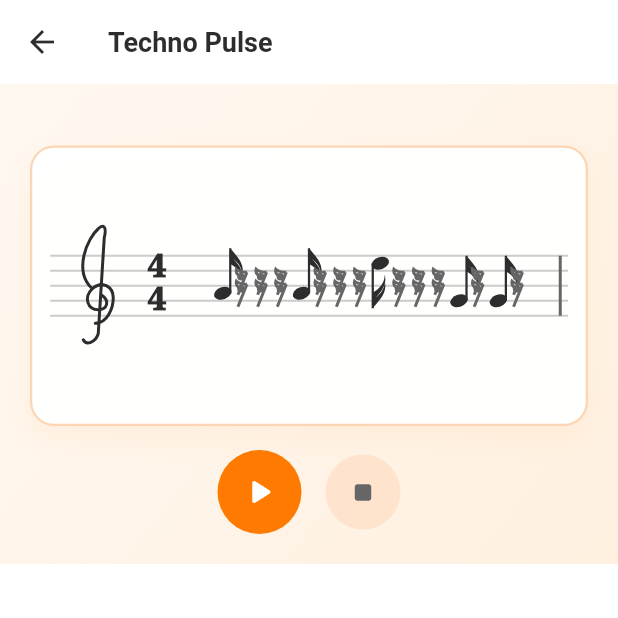
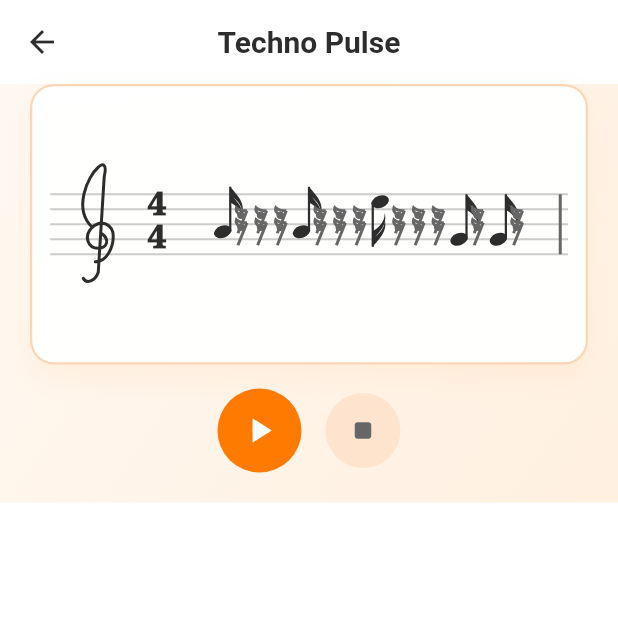
Before and after one commit to Nectares/Beatter, a Flutter app: the SheetModePage screen opened directly, after a tap on "Techno Pulse", on a phone screen of 412 x 824 dp, the top half of it. Run offline on Flutter 3.47's test engine with Material 3 defaults, Android fonts, the phone set to English and light mode, and no system bars; our stand-ins replace audioplayers, shared_preferences; accounts and stored records are empty.

Commit message:
Redesign Sheet Mode, Composition Library, and finish list-tile unification
- Sheet Mode: migrated to BeatterAppBar, replaced empty states with the
  shared EmptyState, and deleted _buildPatternList's hand-rolled tile
  (duplicated CompositionListTile but with an isSelected variant it
  lacked) in favor of the now-extended shared CompositionListTile.
- sheet_music_viewer_page.dart: StaffPlaybackPanel adopted
  FramedStaffCard/PlaybackButtonRow, dropping its own duplicated
  wrapper code; SheetMusicViewerPage migrated to BeatterAppBar.
- Composition Library: migrated to BeatterAppBar; search field now uses
  the app's glassCardDecoration instead of a plain white input box;
  rename/delete dialogs replaced with the shared showPromptDialog/
  showConfirmDialog(isDestructive: true); added swipe-to-delete via
  Dismissible alongside the existing overflow-menu delete; added a
  max-content-width constraint so the list doesn't stretch full-width
  on tablet/desktop; wrapped the list in an AnimatedSwitcher so
  search/sort/add/remove changes crossfade instead of hard-cutting.

Caught and fixed a real bug via live testing: CompositionListTile's
subtitle had no maxLines/overflow bound, so "128 BPM" wrapped into three
awkward lines in Sheet Mode's narrow landscape list pane - added the
same maxLines:1 + ellipsis treatment the title already had.

Verified live in Chrome: no runtime exceptions, subtitle text now
truncates cleanly instead of wrapping, empty states and search field
render correctly.

Co-Authored-By: Claude Sonnet 5 <noreply@anthropic.com>

```diff
--- a/lib/features/music/presentation/pages/sheet_mode_page.dart
+++ b/lib/features/music/presentation/pages/sheet_mode_page.dart
@@ -1,7 +1,8 @@
 import 'package:flutter/material.dart';
-import '../../../../core/layout/responsive_context.dart';
 import '../../../../core/layout/two_pane_layout.dart';
+import '../../../../core/widgets/beatter_app_bar.dart';
 import '../../../../core/widgets/beatter_scaffold.dart';
+import '../../../../core/widgets/empty_state.dart';
 import '../../../../theme/app_theme.dart';
 import '../../../../models/rhythm_pattern.dart';
 import '../../../../services/pattern_repository.dart';
@@ -54,26 +55,10 @@ class _SheetModePageState extends State<SheetModePage> with SingleTickerProvider
 
     return BeatterScaffold(
       drawer: const AppDrawer(activeLabel: 'Sheet Mode'),
-      appBar: AppBar(
-        backgroundColor: Colors.transparent,
-        elevation: 0,
-        centerTitle: true,
-        leading: Builder(
-          builder: (ctx) => IconButton(
-            icon: const Icon(Icons.menu_rounded, color: AppTheme.textPrimary),
-            tooltip: 'Menu',
-            onPressed: () => Scaffold.of(ctx).openDrawer(),
-          ),
-        ),
-        title: const Text(
-          'Sheet Mode',
-          style: TextStyle(fontWeight: FontWeight.bold, fontSize: 18, color: AppTheme.textPrimary),
-        ),
+      appBar: BeatterAppBar(
+        title: 'Sheet Mode',
         bottom: TabBar(
           controller: _tabController,
-          labelColor: AppTheme.primaryPurple,
-          unselectedLabelColor: AppTheme.textSecondary,
-          indicatorColor: AppTheme.primaryPurple,
           tabs: const [
             Tab(text: 'Libreria'),
             Tab(text: 'Le Mie Composizioni'),
@@ -97,9 +82,9 @@ class _SheetModePageState extends State<SheetModePage> with SingleTickerProvider
 
   Widget _buildLibraryTab(List<RhythmPattern> patterns) {
     if (patterns.isEmpty) {
-      return _buildEmptyState(
+      return const EmptyState(
         icon: Icons.library_music_outlined,
-        message: 'Nessun pattern disponibile.',
+        title: 'Nessun pattern disponibile.',
       );
     }
 
@@ -141,64 +126,16 @@ class _SheetModePageState extends State<SheetModePage> with SingleTickerProvider
     required void Function(int index) onTap,
   }) {
     return ListView.builder(
-      padding: const EdgeInsets.all(20),
+      padding: const EdgeInsets.all(AppSpacing.lg),
       itemCount: patterns.length,
       itemBuilder: (context, index) {
         final pattern = patterns[index];
-        final bool isSelected = selectedIndex == index;
-        return Padding(
-          padding: const EdgeInsets.only(bottom: 14),
-          child: Material(
-            color: Colors.transparent,
-            child: InkWell(
-              borderRadius: BorderRadius.circular(16),
-              onTap: () => onTap(index),
-              child: Container(
-                padding: const EdgeInsets.symmetric(horizontal: 18, vertical: 16),
-                decoration: AppTheme.glassCardDecoration(borderRadius: 16).copyWith(
-                  border: Border.all(
-                    color: isSelected ? AppTheme.primaryPurple : AppTheme.cardBorder,
-                    width: isSelected ? 2 : 1.5,
-                  ),
-                ),
-                child: Row(
-                  children: [
-                    Container(
-                      width: 44,
-                      height: 44,
-                      decoration: BoxDecoration(
-                        color: AppTheme.primaryPurple.withValues(alpha: 0.12),
-                        shape: BoxShape.circle,
-                      ),
-                      child: const Icon(Icons.music_note_rounded, color: AppTheme.primaryPurple),
-                    ),
-                    const SizedBox(width: 16),
-                    Expanded(
-                      child: Column(
-                        crossAxisAlignment: CrossAxisAlignment.start,
-                        children: [
-                          Text(
-                            pattern.name,
-                            style: const TextStyle(
-                              fontWeight: FontWeight.bold,
-                              fontSize: 15,
-                              color: AppTheme.textPrimary,
-                            ),
-                          ),
-                          const SizedBox(height: 4),
-                          Text(
-                            '${pattern.bpm} BPM',
-                            style: const TextStyle(fontSize: 12, color: AppTheme.textSecondary),
-                          ),
-                        ],
-                      ),
-                    ),
-                    const Icon(Icons.arrow_forward_ios_rounded, size: 16, color: AppTheme.textMuted),
-                  ],
-                ),
-              ),
-            ),
-          ),
+        return CompositionListTile(
+          title: pattern.name,
+          subtitle: '${pattern.bpm} BPM',
+          icon: Icons.music_note_rounded,
+          isSelected: selectedIndex == index,
+          onTap: () => onTap(index),
         );
       },
     );
@@ -211,14 +148,15 @@ class _SheetModePageState extends State<SheetModePage> with SingleTickerProvider
 
     final compositions = _compositionRepository.compositions;
     if (compositions.isEmpty) {
-      return _buildEmptyState(
+      return const EmptyState(
         icon: Icons.edit_note_rounded,
-        message: 'Nessuna composizione ancora. Apri Composer Mode dal menu per iniziare.',
+        title: 'Nessuna composizione ancora',
+        message: 'Apri Composer Mode dal menu per iniziare.',
       );
     }
 
     return ListView.builder(
-      padding: const EdgeInsets.all(20),
+      padding: const EdgeInsets.all(AppSpacing.lg),
       itemCount: compositions.length,
       itemBuilder: (context, index) {
         final composition = compositions[index];
@@ -239,24 +177,4 @@ class _SheetModePageState extends State<SheetModePage> with SingleTickerProvider
       },
     );
   }
-
-  Widget _buildEmptyState({required IconData icon, required String message}) {
-    return Center(
-      child: Padding(
-        padding: EdgeInsets.symmetric(horizontal: context.responsive(portrait: 40, landscape: 80)),
-        child: Column(
-          mainAxisSize: MainAxisSize.min,
-          children: [
-            Icon(icon, size: 56, color: AppTheme.textMuted),
-            const SizedBox(height: 16),
-            Text(
-              message,
-              textAlign: TextAlign.center,
-              style: const TextStyle(fontSize: 14, color: AppTheme.textSecondary, height: 1.4),
-            ),
-          ],
-        ),
-      ),
-    );
-  }
 }
--- a/lib/features/music/presentation/pages/sheet_music_viewer_page.dart
+++ b/lib/features/music/presentation/pages/sheet_music_viewer_page.dart
@@ -1,5 +1,7 @@
 import 'package:flutter/material.dart';
+import '../../../../core/widgets/beatter_app_bar.dart';
 import '../../../../core/widgets/beatter_scaffold.dart';
+import '../../../../core/widgets/framed_staff_card.dart';
 import '../../../../theme/app_theme.dart';
 import '../../../../models/rhythm_element.dart';
 import '../../../../services/rhythm_playback_service.dart';
@@ -71,28 +73,24 @@ class _StaffPlaybackPanelState extends State<StaffPlaybackPanel> {
 
   @override
   Widget build(BuildContext context) {
-    final bool isPlaying = _playbackService.isPlaying;
-
     return SingleChildScrollView(
       child: Column(
         crossAxisAlignment: CrossAxisAlignment.stretch,
         children: [
+          if (widget.title.isNotEmpty)
+            Padding(
+              padding: const EdgeInsets.fromLTRB(
+                AppSpacing.lg,
+                AppSpacing.sm,
+                AppSpacing.lg,
+                AppSpacing.xxs,
+              ),
+              child: Text(widget.title, style: Theme.of(context).textTheme.headlineSmall),
+            ),
           Padding(
-            padding: const EdgeInsets.fromLTRB(20, 12, 20, 4),
-            child: Text(
-              widget.title,
-              style: const TextStyle(
-                fontSize: 18,
-                fontWeight: FontWeight.bold,
-                color: AppTheme.textPrimary,
-              ),
-            ),
-          ),
-          Padding(
-            padding: const EdgeInsets.symmetric(horizontal: 20),
-            child: Container(
-              padding: const EdgeInsets.all(12),
-              decoration: AppTheme.glassCardDecoration(borderRadius: 16),
+            padding: const EdgeInsets.symmetric(horizontal: AppSpacing.lg),
+            child: FramedStaffCard(
+              outerPadding: EdgeInsets.zero,
               child: MusicStaffView(
                 measures: widget.measures,
                 activeMeasureIndex: _playbackService.currentMeasureIndex,
@@ -101,27 +99,14 @@ class _StaffPlaybackPanelState extends State<StaffPlaybackPanel> {
               ),
             ),
           ),
-          const SizedBox(height: 16),
-          Row(
-            mainAxisAlignment: MainAxisAlignment.center,
-            children: [
-              PlaybackButton(
-                icon: isPlaying
-                    ? Icons.pause_rounded
-                    : Icons.play_arrow_rounded,
-                onTap: widget.measures.isEmpty ? null : _togglePlayback,
-                primary: true,
-              ),
-              const SizedBox(width: 16),
-              PlaybackButton(
-                icon: Icons.stop_rounded,
-                onTap: widget.measures.isEmpty
-                    ? null
-                    : _playbackService.stopLoop,
-              ),
-            ],
+          const SizedBox(height: AppSpacing.md),
+          PlaybackButtonRow(
+            isPlaying: _playbackService.isPlaying,
+            isEnabled: widget.measures.isNotEmpty,
+            onPlay: _togglePlayback,
+            onStop: _playbackService.stopLoop,
           ),
-          const SizedBox(height: 20),
+          const SizedBox(height: AppSpacing.lg),
         ],
       ),
     );
@@ -146,15 +131,7 @@ class SheetMusicViewerPage extends StatelessWidget {
   @override
   Widget build(BuildContext context) {
     return BeatterScaffold(
-      appBar: AppBar(
-        backgroundColor: Colors.transparent,
-        elevation: 0,
-        title: Text(
-          title,
-          style: const TextStyle(color: AppTheme.textPrimary, fontSize: 18),
-        ),
-        iconTheme: const IconThemeData(color: AppTheme.textPrimary),
-      ),
+      appBar: BeatterAppBar(title: title, leading: const BackButton()),
       body: Container(
         decoration: AppTheme.backgroundGradient,
         child: SafeArea(
--- a/lib/features/music/presentation/widgets/composition_list_tile.dart
+++ b/lib/features/music/presentation/widgets/composition_list_tile.dart
@@ -67,7 +67,12 @@ class CompositionListTile extends StatelessWidget {
                         style: textTheme.titleLarge,
                       ),
                       const SizedBox(height: AppSpacing.xxs),
-                      Text(subtitle, style: textTheme.bodySmall?.copyWith(color: AppColors.textSecondary)),
+                      Text(
+                        subtitle,
+                        maxLines: 1,
+                        overflow: TextOverflow.ellipsis,
+                        style: textTheme.bodySmall?.copyWith(color: AppColors.textSecondary),
+                      ),
                     ],
                   ),
                 ),
```
Also changed, not shown: lib/features/music/presentation/pages/composition_library_page.dart (+75 -88 lines).
